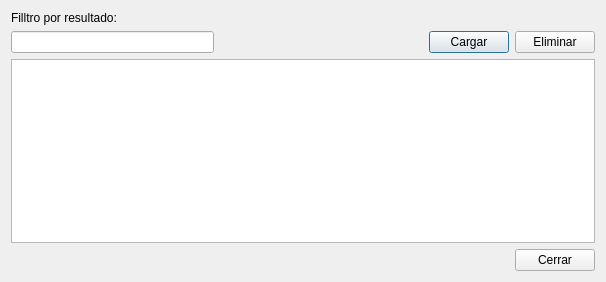
Above: core/ui/toolbars/assetmanage/priority_manager.ui from bgeo-gis/gw_assetmanage_plugin before the change. Below: the same form after it.
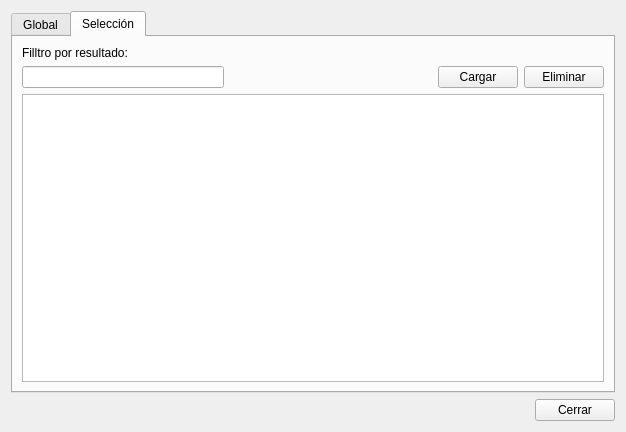
That is the form after the change. The open tabs and pages were chosen to show the change.

The edit to the form file:
```diff
--- a/core/ui/toolbars/assetmanage/priority_manager.ui
+++ b/core/ui/toolbars/assetmanage/priority_manager.ui
@@ -6,8 +6,8 @@
    <rect>
     <x>0</x>
     <y>0</y>
-    <width>606</width>
-    <height>282</height>
+    <width>626</width>
+    <height>432</height>
    </rect>
   </property>
   <property name="windowTitle">
@@ -15,23 +15,33 @@
   </property>
   <layout class="QGridLayout" name="gridLayout">
    <item row="0" column="0">
+    <widget class="QTabWidget" name="mainTab">
+     <property name="currentIndex">
+      <number>0</number>
+     </property>
+     <widget class="QWidget" name="tab_global">
+      <attribute name="title">
+       <string>Global</string>
+      </attribute>
     <layout class="QGridLayout" name="gridLayout_2">
+       <item row="0" column="0">
+        <layout class="QGridLayout" name="gridLayout_4">
      <item row="1" column="2">
-      <widget class="QPushButton" name="pushButton_2">
+          <widget class="QPushButton" name="btn_load_global">
        <property name="text">
         <string>Cargar</string>
        </property>
       </widget>
      </item>
      <item row="1" column="3">
-      <widget class="QPushButton" name="pushButton">
+          <widget class="QPushButton" name="btn_delete_global">
        <property name="text">
         <string>Eliminar</string>
        </property>
       </widget>
      </item>
      <item row="1" column="1">
-      <spacer name="horizontalSpacer">
+          <spacer name="horizontalSpacer_3">
        <property name="orientation">
         <enum>Qt::Horizontal</enum>
        </property>
@@ -44,13 +54,70 @@
       </spacer>
      </item>
      <item row="1" column="0">
-      <widget class="QLineEdit" name="lineEdit"/>
+          <widget class="QLineEdit" name="txt_filter_global"/>
+         </item>
+         <item row="2" column="0" colspan="4">
+          <widget class="QTableView" name="tbl_global"/>
+         </item>
+         <item row="0" column="0" colspan="4">
+          <widget class="QLabel" name="lbl_filter_global">
+           <property name="sizePolicy">
+            <sizepolicy hsizetype="Preferred" vsizetype="Preferred">
+             <horstretch>0</horstretch>
+             <verstretch>0</verstretch>
+            </sizepolicy>
+           </property>
+           <property name="text">
+            <string>Filltro por resultado:</string>
+           </property>
+          </widget>
+         </item>
+        </layout>
+       </item>
+      </layout>
+     </widget>
+     <widget class="QWidget" name="tab_selection">
+      <attribute name="title">
+       <string>Selección</string>
+      </attribute>
+      <layout class="QGridLayout" name="gridLayout_6">
+       <item row="0" column="0">
+        <layout class="QGridLayout" name="gridLayout_5">
+         <item row="1" column="2">
+          <widget class="QPushButton" name="btn_load_selection">
+           <property name="text">
+            <string>Cargar</string>
+           </property>
+          </widget>
+         </item>
+         <item row="1" column="3">
+          <widget class="QPushButton" name="btn_delete_selection">
+           <property name="text">
+            <string>Eliminar</string>
+           </property>
+          </widget>
+         </item>
+         <item row="1" column="1">
+          <spacer name="horizontalSpacer_4">
+           <property name="orientation">
+            <enum>Qt::Horizontal</enum>
+           </property>
+           <property name="sizeHint" stdset="0">
+            <size>
+             <width>40</width>
+             <height>20</height>
+            </size>
+           </property>
+          </spacer>
+         </item>
+         <item row="1" column="0">
+          <widget class="QLineEdit" name="txt_filter_selection"/>
      </item>
      <item row="2" column="0" colspan="4">
       <widget class="QTableView" name="tbl_selection"/>
      </item>
      <item row="0" column="0" colspan="4">
-      <widget class="QLabel" name="label">
+          <widget class="QLabel" name="lbl_filter_selection">
        <property name="sizePolicy">
         <sizepolicy hsizetype="Preferred" vsizetype="Preferred">
          <horstretch>0</horstretch>
@@ -63,11 +130,15 @@
       </widget>
      </item>
     </layout>
+       </item>
+      </layout>
+     </widget>
+    </widget>
    </item>
    <item row="1" column="0">
     <layout class="QGridLayout" name="gridLayout_3">
      <item row="0" column="1">
-      <widget class="QPushButton" name="pushButton_3">
+      <widget class="QPushButton" name="btn_close">
        <property name="text">
         <string>Cerrar</string>
        </property>
```
Lines whose indentation alone changed are shown as unchanged.
